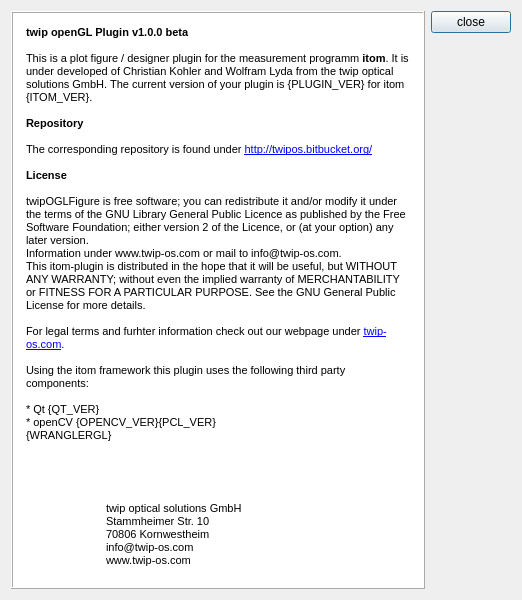
Old version of the form twipOGLPlugin/aboutTwip.ui in the repository itom-project/designerPlugins.
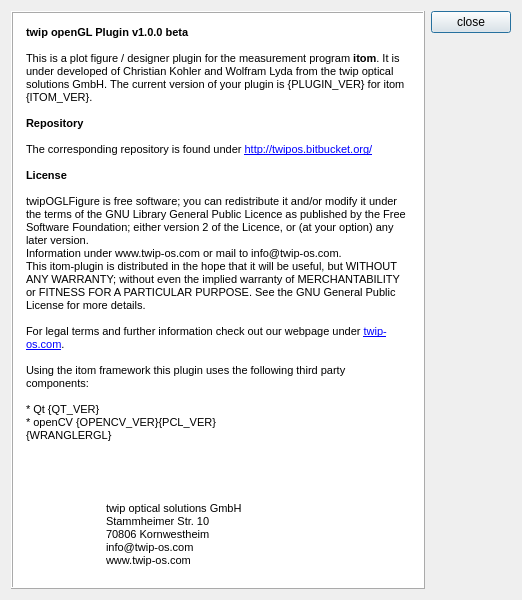
New version of the form. Icons and pictures are not drawn.

Diff of the .ui file:
```diff
--- a/twipOGLPlugin/aboutTwip.ui
+++ b/twipOGLPlugin/aboutTwip.ui
@@ -53,7 +53,7 @@
 &lt;/style&gt;&lt;/head&gt;&lt;body style=&quot; font-family:'MS Shell Dlg 2'; font-size:8.25pt; font-weight:400; font-style:normal;&quot;&gt;
 &lt;p style=&quot; margin-top:0px; margin-bottom:0px; margin-left:0px; margin-right:0px; -qt-block-indent:0; text-indent:0px;&quot;&gt;&lt;span style=&quot; font-size:8pt; font-weight:600;&quot;&gt;twip openGL Plugin v1.0.0 beta&lt;/span&gt;&lt;/p&gt;
 &lt;p style=&quot;-qt-paragraph-type:empty; margin-top:0px; margin-bottom:0px; margin-left:0px; margin-right:0px; -qt-block-indent:0; text-indent:0px; font-size:8pt;&quot;&gt;&lt;br /&gt;&lt;/p&gt;
-&lt;p style=&quot; margin-top:0px; margin-bottom:0px; margin-left:0px; margin-right:0px; -qt-block-indent:0; text-indent:0px;&quot;&gt;&lt;span style=&quot; font-size:8pt;&quot;&gt;This is a plot figure / designer plugin for the measurement programm &lt;/span&gt;&lt;span style=&quot; font-size:8pt; font-weight:600;&quot;&gt;itom&lt;/span&gt;&lt;span style=&quot; font-size:8pt;&quot;&gt;. It is under developed of Christian Kohler and Wolfram Lyda from the twip optical solutions GmbH. The current version of your plugin is {PLUGIN_VER} for itom {ITOM_VER}.&lt;/span&gt;&lt;/p&gt;
+&lt;p style=&quot; margin-top:0px; margin-bottom:0px; margin-left:0px; margin-right:0px; -qt-block-indent:0; text-indent:0px;&quot;&gt;&lt;span style=&quot; font-size:8pt;&quot;&gt;This is a plot figure / designer plugin for the measurement program &lt;/span&gt;&lt;span style=&quot; font-size:8pt; font-weight:600;&quot;&gt;itom&lt;/span&gt;&lt;span style=&quot; font-size:8pt;&quot;&gt;. It is under developed of Christian Kohler and Wolfram Lyda from the twip optical solutions GmbH. The current version of your plugin is {PLUGIN_VER} for itom {ITOM_VER}.&lt;/span&gt;&lt;/p&gt;
 &lt;p style=&quot;-qt-paragraph-type:empty; margin-top:0px; margin-bottom:0px; margin-left:0px; margin-right:0px; -qt-block-indent:0; text-indent:0px; font-size:8pt;&quot;&gt;&lt;br /&gt;&lt;/p&gt;
 &lt;p style=&quot; margin-top:0px; margin-bottom:0px; margin-left:0px; margin-right:0px; -qt-block-indent:0; text-indent:0px;&quot;&gt;&lt;span style=&quot; font-size:8pt; font-weight:600;&quot;&gt;Repository&lt;/span&gt;&lt;span style=&quot; font-size:8pt;&quot;&gt; &lt;/span&gt;&lt;/p&gt;
 &lt;p style=&quot;-qt-paragraph-type:empty; margin-top:0px; margin-bottom:0px; margin-left:0px; margin-right:0px; -qt-block-indent:0; text-indent:0px; font-size:8pt;&quot;&gt;&lt;br /&gt;&lt;/p&gt;
@@ -65,7 +65,7 @@
 &lt;p style=&quot; margin-top:0px; margin-bottom:0px; margin-left:0px; margin-right:0px; -qt-block-indent:0; text-indent:0px;&quot;&gt;&lt;span style=&quot; font-size:8pt;&quot;&gt;Information under www.twip-os.com or mail to info@twip-os.com.&lt;/span&gt;&lt;/p&gt;
 &lt;p style=&quot; margin-top:0px; margin-bottom:0px; margin-left:0px; margin-right:0px; -qt-block-indent:0; text-indent:0px;&quot;&gt;&lt;span style=&quot; font-size:8pt;&quot;&gt;This itom-plugin is distributed in the hope that it will be useful, but WITHOUT ANY WARRANTY; without even the implied warranty of MERCHANTABILITY or FITNESS FOR A PARTICULAR PURPOSE. See the GNU General Public License for more details.&lt;/span&gt;&lt;/p&gt;
 &lt;p style=&quot;-qt-paragraph-type:empty; margin-top:0px; margin-bottom:0px; margin-left:0px; margin-right:0px; -qt-block-indent:0; text-indent:0px; font-size:8pt;&quot;&gt;&lt;br /&gt;&lt;/p&gt;
-&lt;p style=&quot; margin-top:0px; margin-bottom:0px; margin-left:0px; margin-right:0px; -qt-block-indent:0; text-indent:0px;&quot;&gt;&lt;span style=&quot; font-size:8pt;&quot;&gt;For legal terms and furhter information check out our webpage under &lt;/span&gt;&lt;a href=&quot;http://www.twip-os.com?lang=en&quot;&gt;&lt;span style=&quot; font-size:8pt; text-decoration: underline; color:#0000ff;&quot;&gt;twip-os.com&lt;/span&gt;&lt;/a&gt;&lt;span style=&quot; font-size:8pt;&quot;&gt;. &lt;/span&gt;&lt;/p&gt;
+&lt;p style=&quot; margin-top:0px; margin-bottom:0px; margin-left:0px; margin-right:0px; -qt-block-indent:0; text-indent:0px;&quot;&gt;&lt;span style=&quot; font-size:8pt;&quot;&gt;For legal terms and further information check out our webpage under &lt;/span&gt;&lt;a href=&quot;http://www.twip-os.com?lang=en&quot;&gt;&lt;span style=&quot; font-size:8pt; text-decoration: underline; color:#0000ff;&quot;&gt;twip-os.com&lt;/span&gt;&lt;/a&gt;&lt;span style=&quot; font-size:8pt;&quot;&gt;. &lt;/span&gt;&lt;/p&gt;
 &lt;p style=&quot;-qt-paragraph-type:empty; margin-top:0px; margin-bottom:0px; margin-left:0px; margin-right:0px; -qt-block-indent:0; text-indent:0px; font-size:8pt;&quot;&gt;&lt;br /&gt;&lt;/p&gt;
 &lt;p style=&quot; margin-top:0px; margin-bottom:0px; margin-left:0px; margin-right:0px; -qt-block-indent:0; text-indent:0px;&quot;&gt;&lt;span style=&quot; font-size:8pt;&quot;&gt;Using the itom framework this plugin uses the following third party components:&lt;/span&gt;&lt;/p&gt;
 &lt;p style=&quot;-qt-paragraph-type:empty; margin-top:0px; margin-bottom:0px; margin-left:0px; margin-right:0px; -qt-block-indent:0; text-indent:0px; font-size:8pt;&quot;&gt;&lt;br /&gt;&lt;/p&gt;
```
